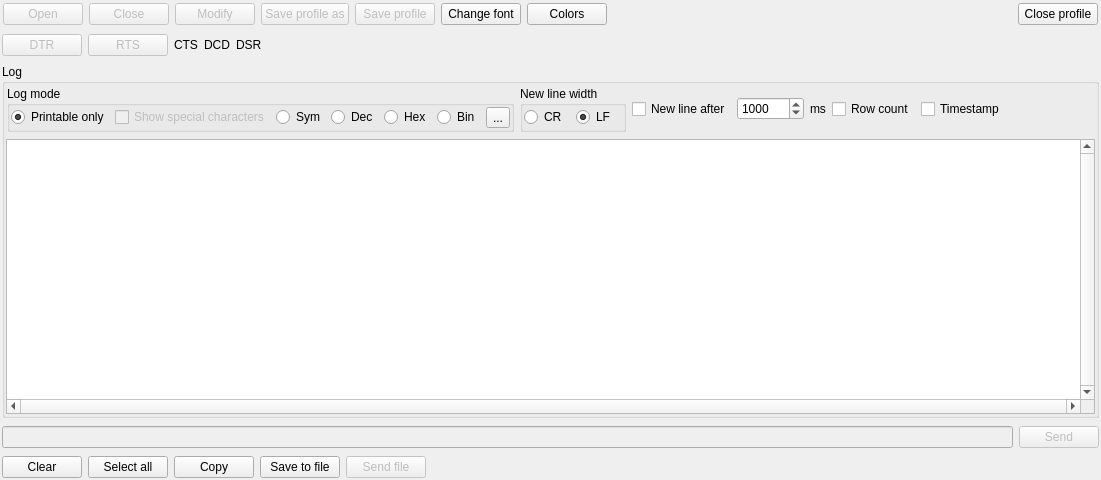
Above: qdterminal.ui from denisgottardello/QtComPort before the change. Below: the same form after it.
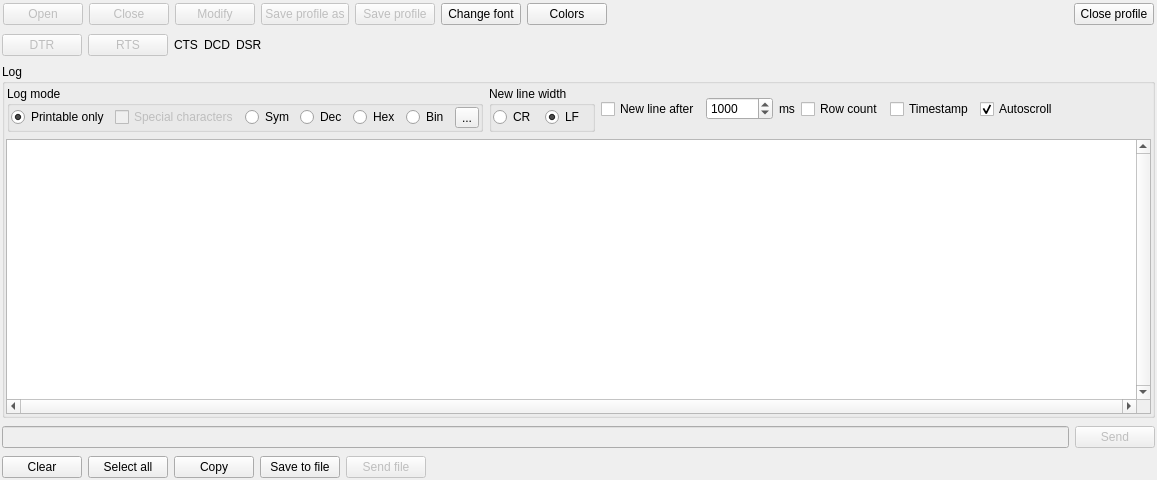
That is the form after the change. Icons and pictures are not drawn.

Commit message: Auto Scroll on / off has been added

Diff of the .ui file:
```diff
--- a/qdterminal.ui
+++ b/qdterminal.ui
@@ -6,7 +6,7 @@
    <rect>
     <x>0</x>
     <y>0</y>
-    <width>1101</width>
+    <width>1157</width>
     <height>480</height>
    </rect>
   </property>
@@ -338,7 +338,7 @@
                   <bool>false</bool>
                  </property>
                  <property name="text">
-                  <string>Show special characters</string>
+                  <string>Special characters</string>
                  </property>
                 </widget>
                </item>
@@ -459,6 +459,16 @@
               </property>
              </widget>
             </item>
+            <item>
+             <widget class="QCheckBox" name="QCBAutoScroll">
+              <property name="text">
+               <string>Autoscroll</string>
+              </property>
+              <property name="checked">
+               <bool>true</bool>
+              </property>
+             </widget>
+            </item>
             <item>
              <spacer name="horizontalSpacer_4">
               <property name="orientation">
```
The commit also changes 6 other files.
